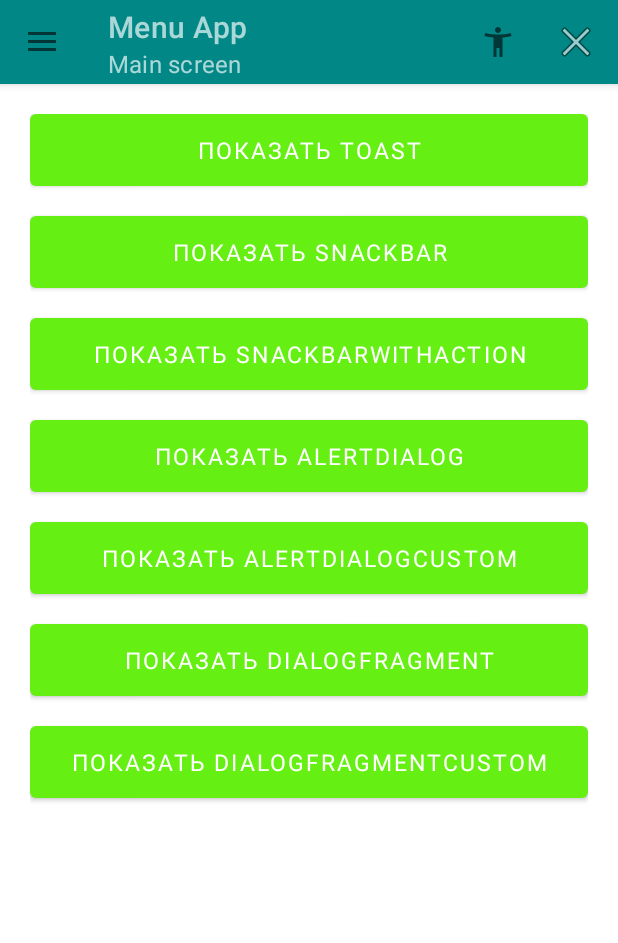
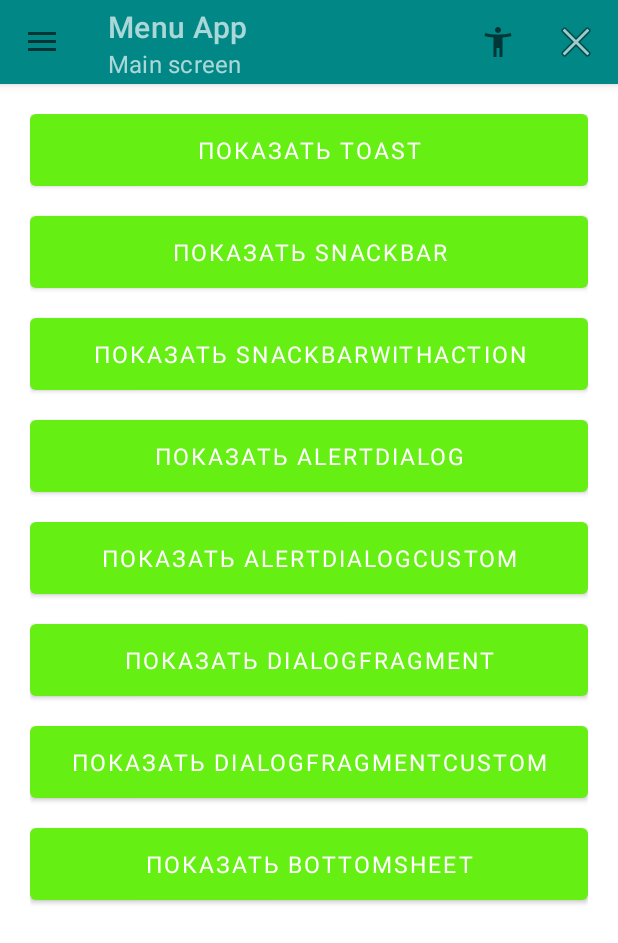
Before and after one commit to mentatusn/base_1728_lesson_4, an Android app: the LessonNinthFragments screen opened directly, with no data from a screen before it, on a phone screen of 412 x 824 dp. Shown: the top 943 px of the screen. Run offline under Robolectric (Android 15) with nearby library versions, the phone set to English and light mode, and no system bars; Roboto replaces fonts that are not available here.

Commit message:
урок 9. Познакомились с BottomSheetDialogFragment (вспывающий снизу фрагмент-диалог)

```diff
--- a/app/src/main/java/com/gb/lesson9/LessonNinthFragments.java
+++ b/app/src/main/java/com/gb/lesson9/LessonNinthFragments.java
@@ -51,6 +51,11 @@ public class LessonNinthFragments extends Fragment {
         view.findViewById(R.id.btnAlertDialogCustom).setOnClickListener(v -> showAlertDialogCustom());
         view.findViewById(R.id.btnDialogFragment).setOnClickListener(v -> showDialogFragment());
         view.findViewById(R.id.btnDialogFragmentCustom).setOnClickListener(v -> showDialogFragmentCustom());
+        view.findViewById(R.id.btnBottomSheetDialogFragment).setOnClickListener(v -> showBottomSheetDialogFragment());
+    }
+
+    void showBottomSheetDialogFragment(){
+        new MyBottomSheetDialogFragment().show(getActivity().getSupportFragmentManager(),"sdfgv");
     }
 
     void showDialogFragmentCustom(){
--- a/app/src/main/res/layout/fragment_lesson_ninth.xml
+++ b/app/src/main/res/layout/fragment_lesson_ninth.xml
@@ -54,5 +54,12 @@
         android:layout_width="match_parent"
         android:layout_height="wrap_content"/>
 
+    <com.google.android.material.button.MaterialButton
+        android:id="@+id/btnBottomSheetDialogFragment"
+        android:text="Показать BottomSheet"
+        android:layout_marginTop="20dp"
+        android:layout_width="match_parent"
+        android:layout_height="wrap_content"/>
+
 
 </LinearLayout>
```
Also changed, not shown: app/src/main/java/com/gb/lesson9/MyBottomSheetDialogFragment.java (added, +37 -0 lines).
